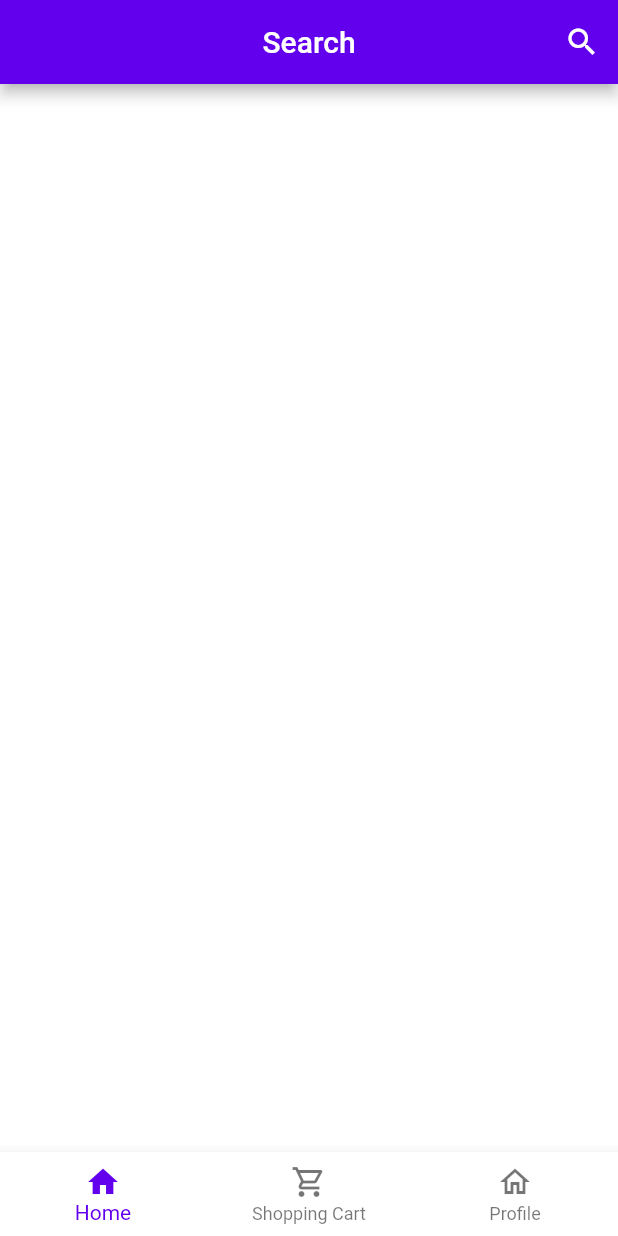
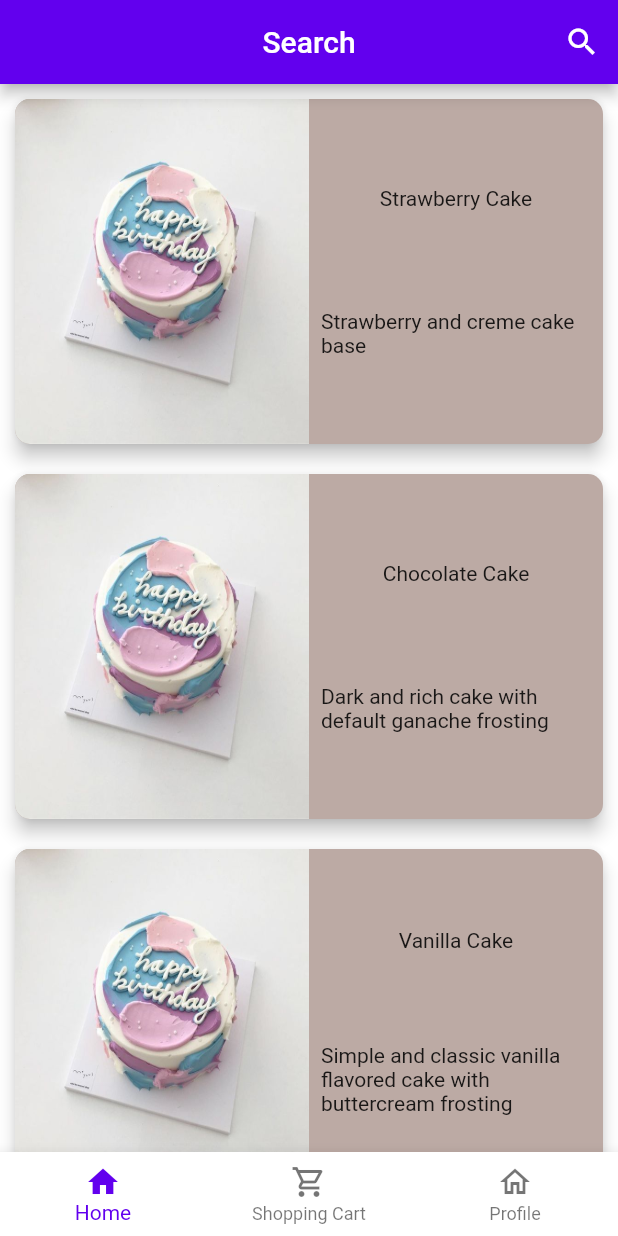
Before and after one commit to fluffysheepcloud/PieceOfCake, a Flutter app: the screen it shows after launch, on a phone screen of 412 x 824 dp. Run offline on Flutter 3.47's test engine with Material 2 defaults, Android fonts, the phone set to English and light mode, and no system bars; our stand-ins replace fluttertoast.

Commit message:
card can now take in arguments from home page

```diff
--- a/front-end/assets/sample.json
+++ b/front-end/assets/sample.json
@@ -1,19 +1,17 @@
 {
   "items": [
     {
-      "id": "p1",
-      "name": "Item 1",
-      "description": "Description 1"
+      "title": "Strawberry Cake",
+      "description": "Strawberry and creme cake base"
     },
     {
-      "id": "p2",
-      "name": "Item 2",
-      "description": "Description 2"
+      "title": "Chocolate Cake",
+      "description": "Dark and rich cake with default ganache frosting"
     },
     {
-      "id": "p3",
-      "name": "Item 3",
-      "description": "Description 3"
+      "title": "Vanilla Cake",
+
+      "description": "Simple and classic vanilla flavored cake with buttercream frosting"
     }
   ]
 }
--- a/front-end/lib/components/card.dart
+++ b/front-end/lib/components/card.dart
@@ -1,28 +1,23 @@
 import 'package:flutter/material.dart';
 
-void main() => runApp(const MyApp());
-
-class MyApp extends StatelessWidget {
-  const MyApp({Key? key}) : super(key: key);
+//this is like an object class
+class InfoCard extends StatelessWidget {
+  //var arguments;
+  //infocard constructor of class
+  //description, title, img url
+  InfoCard(this.title, this.description, /*{Key? key,  required this.arguments}) : super(key: key*/);
+  //these are its attributes, this.imgurl
+  String description;
+  String title;
+  var arguments ; //var can be all types
+  //{Key ? key, this.arguments} indicates that the arguments can be option/can be null
+  //Scaffold is a whole page, Center is a container for elements
 
   @override
+  //this is a method for the specific class (build the object)
   Widget build(BuildContext context) {
-    return MaterialApp(
-      home: Scaffold(
-        body: const InfoCard(),
-      ),
-    );
-  }
-}
-
-class InfoCard extends StatelessWidget {
-  //const InfoCard({Key? key}) : super(key: key);
-  const InfoCard({@required this.index});
-  final index;
-  @override
-  Widget build(BuildContext context) {
-    return Center(
-        child: SizedBox(
+    //remove scaffold later
+        return SizedBox(
             width: 400,
             height: 250,
             child: Card(
@@ -59,19 +54,11 @@ class InfoCard extends StatelessWidget {
                               children: [
                                 Container(
                                   padding: const EdgeInsets.all(8.0),
-                                  //child: cardbackend.text or something like that
-                                  child:  Text('Card $index'),
+                                  child:  Text(title),
                                 ),
-                                TextButton(
-                                  style: TextButton.styleFrom
-                                    (backgroundColor: Colors.brown[700]),
-                                  onPressed: (){
-                                    //TODO CUSTOMER HOME
-                                  },
-                                  child: const Text(
-                                    'Learn More',
-                                    style: TextStyle( color: Colors.white, fontSize: 15),
-                                  ),
+                                Container(
+                                  padding: const EdgeInsets.all(8.0),
+                                  child:  Text(description), //arguments["description"]
                                 ),
                               ],
                             )
@@ -80,8 +67,6 @@ class InfoCard extends StatelessWidget {
                     )
                 )
             )
-        )
-    );
-
+        );
   }
 }
--- a/front-end/lib/pages/home.dart
+++ b/front-end/lib/pages/home.dart
@@ -8,11 +8,6 @@ import 'package:frontend/network/customer_service.dart';
 
 class Home extends StatefulWidget {
   const Home({Key? key}) : super(key: key);
-  //  Widget build (BuildContext context){
-  //    return Scaffold(
-  //
-  //   );
-  // }
 
   @override
   _HomeState createState() => _HomeState();
@@ -24,14 +19,22 @@ class _HomeState extends State<Home> {
   List _items = [];
 
 
+  //read in json list, split list, take single element, pass its attributes(3) into card
+  //card would take in string, and img url, 3 arguments
+
   Future<void> readJson() async {
     final String response = await rootBundle.loadString('assets/sample.json');
+    debugPrint(response);
     final data = await json.decode(response);
     setState(() {
       _items = data["items"];
     });
-    debugPrint(_items.length.toString());
+  }
 
+  @override
+  //when the page is loading this method is called to set the initial state
+  void initState() {
+    readJson();
   }
 
   @override
@@ -73,13 +76,12 @@ class _HomeState extends State<Home> {
 
             }
             else{
-            customIcon = const Icon(Icons.search);
-            customSearchBar = const Text ('Search');
+              customIcon = const Icon(Icons.search);
+              customSearchBar = const Text ('Search');
             }
-            });
-            },
-      icon: customIcon
-                ) ,
+          });
+        },
+      icon: customIcon) ,
       ],
       centerTitle: true,
     ),
@@ -91,7 +93,7 @@ class _HomeState extends State<Home> {
             itemCount: _items.length,
 
             itemBuilder: (context, index){
-              return InfoCard(index: index);
+              return InfoCard(_items[index]["title"], _items[index]["description"]);//new Text("hello");//InfoCard(_items[index number]);
   }
         )
         )
```
Also changed, not shown: front-end/pubspec.lock.
